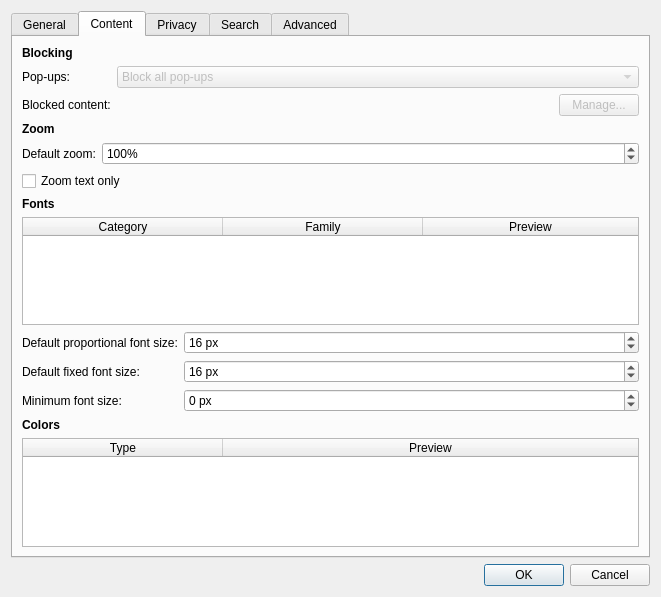
First picture: the form in src/ui/PreferencesDialog.ui, repository OtterBrowser/otter-browser, before the edit.
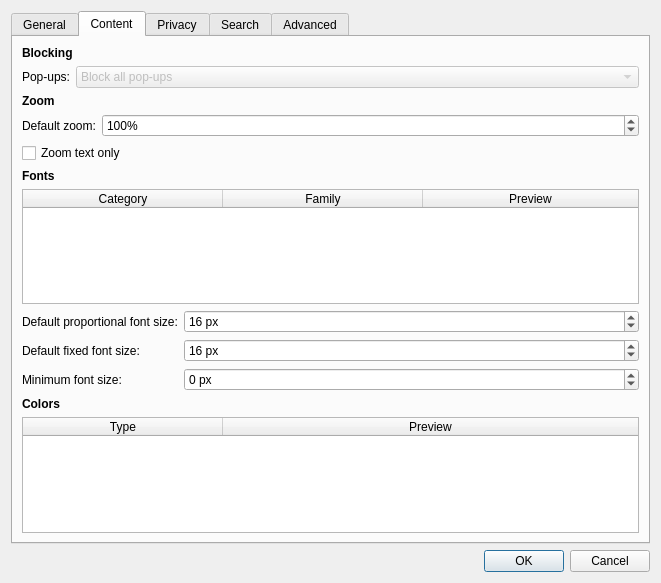
Second picture: the form after the edit. The open tabs and pages were chosen to show the change.

Commit message: Allow to specify Do No Track policy

What changed in the file:
```diff
--- a/src/ui/PreferencesDialog.ui
+++ b/src/ui/PreferencesDialog.ui
@@ -10,7 +10,7 @@
     <x>0</x>
     <y>0</y>
     <width>661</width>
-    <height>597</height>
+    <height>583</height>
    </rect>
   </property>
   <property name="windowTitle">
@@ -346,6 +346,9 @@
        </item>
        <item>
         <layout class="QFormLayout" name="blockingLayout">
+         <property name="fieldGrowthPolicy">
+          <enum>QFormLayout::AllNonFixedFieldsGrow</enum>
+         </property>
          <item row="0" column="0">
           <widget class="QLabel" name="popupsLabel">
            <property name="text">
@@ -378,43 +381,6 @@
            </item>
           </widget>
          </item>
-         <item row="1" column="0">
-          <widget class="QLabel" name="blockedContentLabel">
-           <property name="text">
-            <string>Blocked content:</string>
-           </property>
-           <property name="buddy">
-            <cstring>blockedContentButton</cstring>
-           </property>
-          </widget>
-         </item>
-         <item row="1" column="1">
-          <layout class="QHBoxLayout" name="blockedContentLayout">
-           <item>
-            <spacer name="blockedContentSpacer">
-             <property name="orientation">
-              <enum>Qt::Horizontal</enum>
-             </property>
-             <property name="sizeHint" stdset="0">
-              <size>
-               <width>40</width>
-               <height>20</height>
-              </size>
-             </property>
-            </spacer>
-           </item>
-           <item>
-            <widget class="QPushButton" name="blockedContentButton">
-             <property name="enabled">
-              <bool>false</bool>
-             </property>
-             <property name="text">
-              <string>Manage...</string>
-             </property>
-            </widget>
-           </item>
-          </layout>
-         </item>
         </layout>
        </item>
        <item>
```
Left out of the diff: 15 changed lines with no effect on the pictures. The commit also changes 7 other files.
